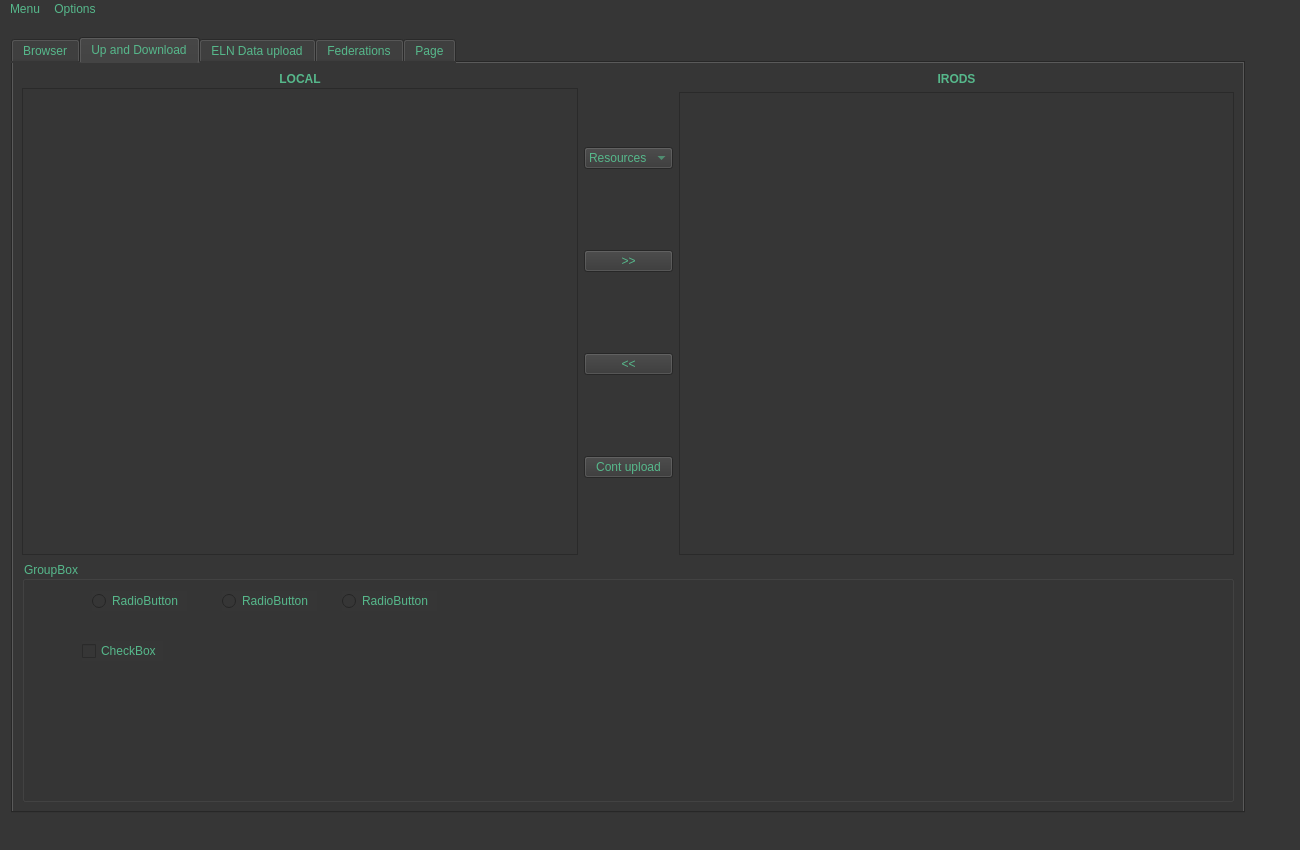
Before: the Qt Designer form irods-basicGUI/ui-files/irodsBrowserMain.ui in iBridges-for-iRODS/iBridges, drawn with Qt 5.
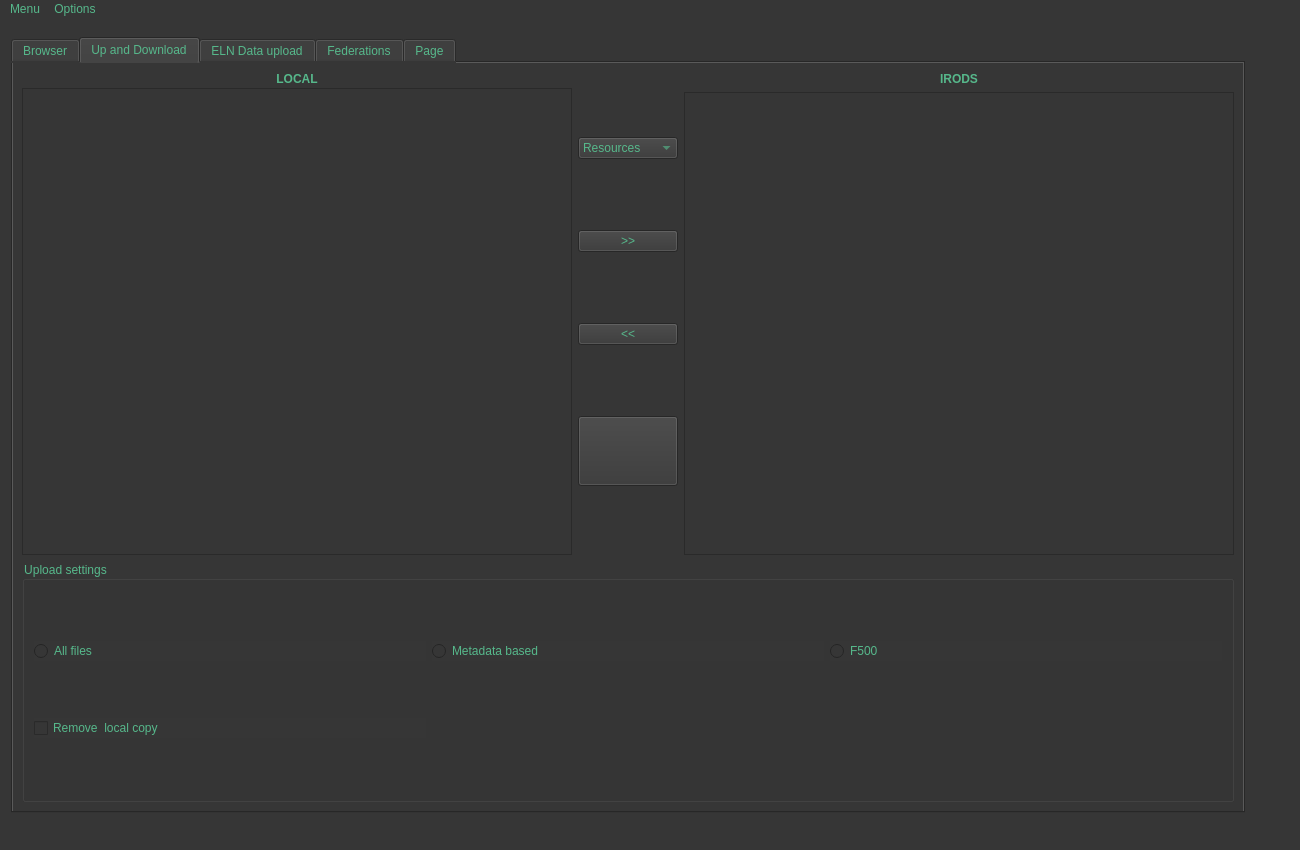
After: the same form once the commit is applied. The open tabs and pages were chosen to show the change. Icons and pictures are not drawn.

Commit message: wip: contsync button and ui update

Diff of the .ui file:
```diff
--- a/irods-basicGUI/ui-files/irodsBrowserMain.ui
+++ b/irods-basicGUI/ui-files/irodsBrowserMain.ui
@@ -20,12 +20,23 @@
    <string>MainWindow</string>
   </property>
   <property name="styleSheet">
-   <string notr="true">color: rgb(86, 184, 139);
-background-color: rgb(54, 54, 54);</string>
+   <string notr="true">QPushButton#tab2ContUplBut
+{
+	image : url(icons/nosync.png) stretch stretch;
+}
+
+QWidget
+{
+	color: rgb(86, 184, 139);
+	background-color: rgb(54, 54, 54);
+	selection-background-color: rgb(58, 152, 112);
+}
+
+</string>
   </property>
   <widget class="QWidget" name="centralwidget">
    <property name="styleSheet">
-    <string notr="true">selection-background-color: rgb(58, 152, 112);</string>
+    <string notr="true"/>
    </property>
    <widget class="QTabWidget" name="tabWidget">
     <property name="geometry">
@@ -766,8 +777,20 @@
             </item>
             <item>
              <widget class="QPushButton" name="tab2ContUplBut">
+              <property name="sizePolicy">
+               <sizepolicy hsizetype="Fixed" vsizetype="Fixed">
+                <horstretch>0</horstretch>
+                <verstretch>0</verstretch>
+               </sizepolicy>
+              </property>
+              <property name="minimumSize">
+               <size>
+                <width>100</width>
+                <height>70</height>
+               </size>
+              </property>
               <property name="text">
-               <string>Cont upload</string>
+               <string/>
               </property>
              </widget>
             </item>
@@ -851,60 +874,38 @@
            </size>
           </property>
           <property name="title">
-           <string>GroupBox</string>
+           <string>Upload settings</string>
           </property>
-          <widget class="QRadioButton" name="radioButton">
-           <property name="geometry">
-            <rect>
-             <x>70</x>
-             <y>30</y>
-             <width>95</width>
-             <height>20</height>
-            </rect>
-           </property>
+          <layout class="QGridLayout" name="gridLayout_3">
+           <item row="0" column="0">
+            <widget class="QRadioButton" name="uplAllRB">
            <property name="text">
-            <string>RadioButton</string>
-           </property>
-          </widget>
-          <widget class="QRadioButton" name="radioButton_2">
-           <property name="geometry">
-            <rect>
-             <x>200</x>
-             <y>30</y>
-             <width>95</width>
-             <height>20</height>
-            </rect>
-           </property>
+              <string>All files</string>
+             </property>
+            </widget>
+           </item>
+           <item row="0" column="1">
+            <widget class="QRadioButton" name="uplMetaRB">
            <property name="text">
-            <string>RadioButton</string>
-           </property>
-          </widget>
-          <widget class="QRadioButton" name="radioButton_3">
-           <property name="geometry">
-            <rect>
-             <x>320</x>
-             <y>30</y>
-             <width>95</width>
-             <height>20</height>
-            </rect>
-           </property>
+              <string>Metadata based</string>
+             </property>
+            </widget>
+           </item>
+           <item row="0" column="2">
+            <widget class="QRadioButton" name="uplF500RB">
            <property name="text">
-            <string>RadioButton</string>
-           </property>
-          </widget>
-          <widget class="QCheckBox" name="checkBox">
-           <property name="geometry">
-            <rect>
-             <x>60</x>
-             <y>80</y>
-             <width>81</width>
-             <height>20</height>
-            </rect>
-           </property>
+              <string>F500</string>
+             </property>
+            </widget>
+           </item>
+           <item row="1" column="0">
+            <widget class="QCheckBox" name="rLocalcopyCB">
            <property name="text">
-            <string>CheckBox</string>
-           </property>
-          </widget>
+              <string>Remove  local copy</string>
+             </property>
+            </widget>
+           </item>
+          </layout>
          </widget>
         </item>
        </layout>
```
Left out of the diff: 2 changed lines with no effect on the pictures. Lines whose indentation alone changed are shown as unchanged. The commit also changes 3 other files.
